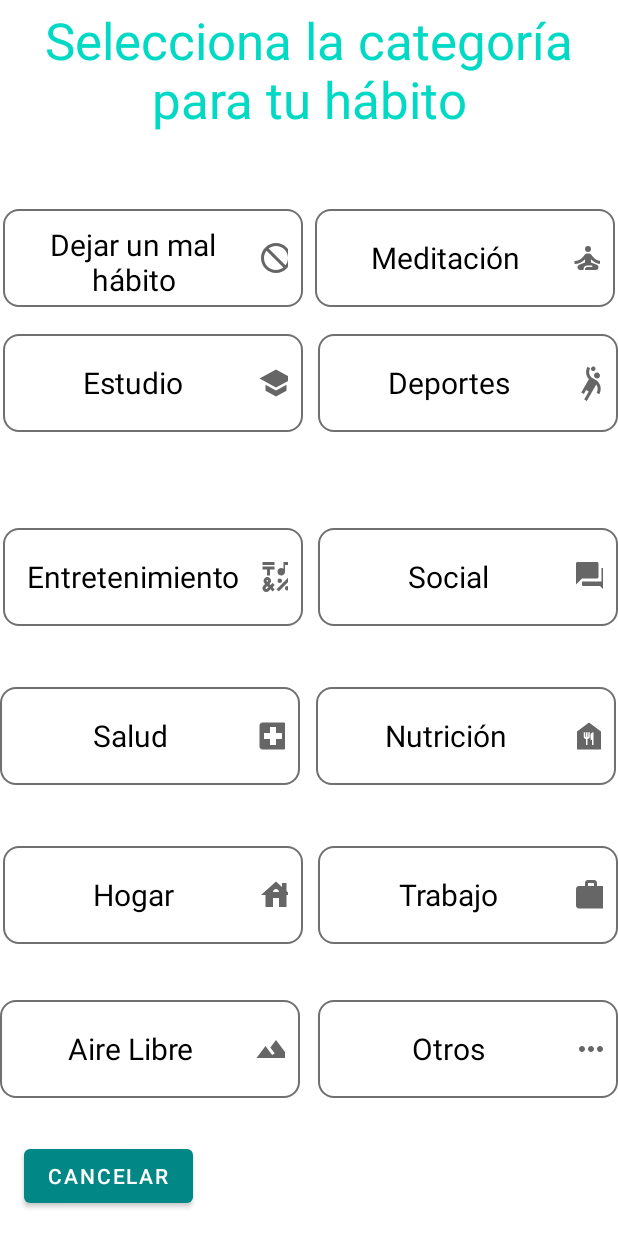
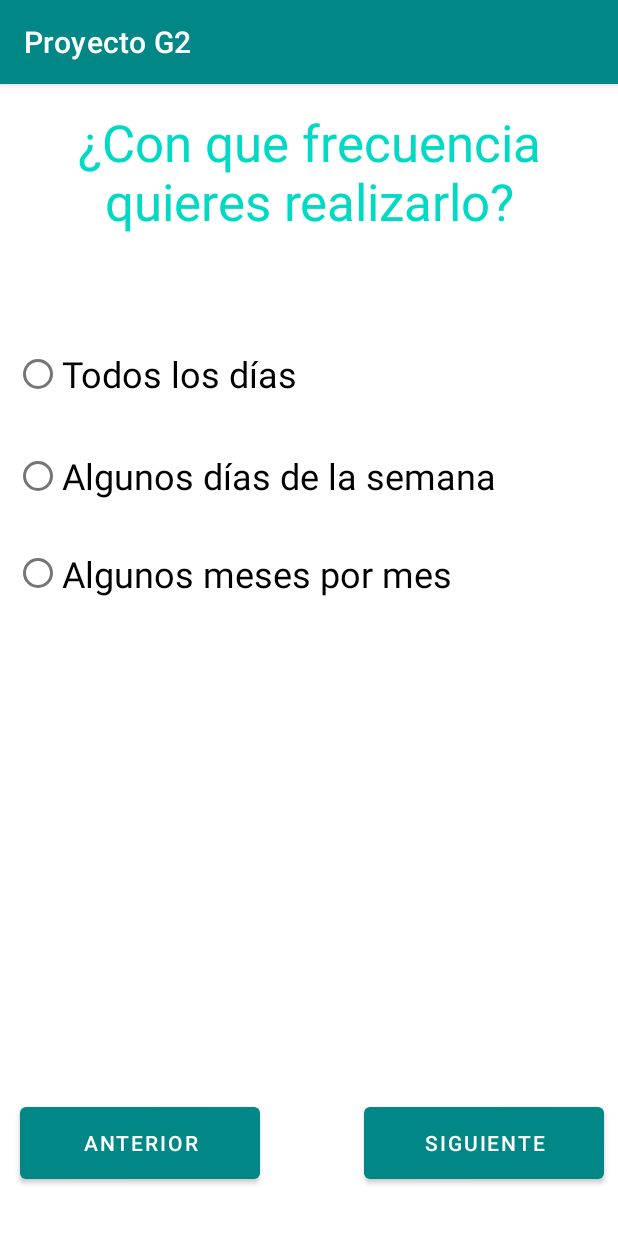
Before and after one commit to estefany-kari/HabitNow, an Android app: the screen it shows after launch (CategoriasHabitos before the commit, Frecuencia after it), after a tap on "INGRESAR", on a phone screen of 412 x 824 dp. Run offline under Robolectric (Android 15) with nearby library versions, the phone set to English and light mode, and no system bars.

Commit message:
con que frecuencia - cuando queires hacerlo

```diff
--- a/ProyectoG2/app/src/main/AndroidManifest.xml
+++ b/ProyectoG2/app/src/main/AndroidManifest.xml
@@ -9,7 +9,9 @@
         android:roundIcon="@mipmap/ic_launcher_round"
         android:supportsRtl="true"
         android:theme="@style/Theme.ProyectoG2">
-        <activity android:name=".DefinirHabito"></activity>
+        <activity android:name=".CuandoQuieresHacerlo"></activity>
+        <activity android:name=".Frecuencia" />
+        <activity android:name=".DefinirHabito" />
         <activity android:name=".CategoriasHabitos" />
         <activity android:name=".Inicio" />
         <activity android:name=".registrarUsuario" />
--- a/ProyectoG2/app/src/main/java/com/example/proyectog2/MainActivity.kt
+++ b/ProyectoG2/app/src/main/java/com/example/proyectog2/MainActivity.kt
@@ -18,7 +18,7 @@ class MainActivity : AppCompatActivity() {
         textViewRegistrarse.setOnClickListener { abrirActividad(registrarUsuario::class.java) }
 
         val btn = findViewById<Button>(R.id.btn_iniciar)
-        btn.setOnClickListener { abrirActividad(CategoriasHabitos::class.java) }
+        btn.setOnClickListener { abrirActividad(Frecuencia::class.java) }
     }
 
     fun abrirActividad(clase: Class<*>){
--- a/ProyectoG2/app/src/main/res/layout/activity_definir_habito.xml
+++ b/ProyectoG2/app/src/main/res/layout/activity_definir_habito.xml
@@ -57,7 +57,8 @@
         android:id="@+id/button2"
         android:layout_width="160dp"
         android:layout_height="60dp"
-        android:layout_marginBottom="52dp"
+        android:layout_marginStart="4dp"
+        android:layout_marginBottom="32dp"
         android:text="Anterior"
         app:layout_constraintBottom_toBottomOf="parent"
         app:layout_constraintStart_toStartOf="@+id/editText3" />
@@ -66,7 +67,7 @@
         android:id="@+id/button3"
         android:layout_width="160dp"
         android:layout_height="60dp"
-        android:layout_marginBottom="52dp"
+        android:layout_marginBottom="32dp"
         android:text="Siguiente"
         app:layout_constraintBottom_toBottomOf="parent"
         app:layout_constraintEnd_toEndOf="@+id/editText3"
--- a/ProyectoG2/app/src/main/res/layout/activity_frecuencia.xml
+++ b/ProyectoG2/app/src/main/res/layout/activity_frecuencia.xml
@@ -5,5 +5,75 @@
     android:layout_width="match_parent"
     android:layout_height="match_parent"
     tools:context=".Frecuencia">
+    <TextView
+        android:id="@+id/textView4"
+        android:layout_width="wrap_content"
+        android:layout_height="wrap_content"
+        android:layout_marginTop="16dp"
+        android:gravity="center"
+        android:text="¿Con que frecuencia quieres realizarlo?"
+        android:textColor="#00D9C4"
+        android:textSize="34sp"
+        app:layout_constraintEnd_toEndOf="parent"
+        app:layout_constraintStart_toStartOf="parent"
+        app:layout_constraintTop_toTopOf="parent" />
+
+    <RadioGroup
+        android:id="@+id/radioGroup1"
+        android:layout_width="393dp"
+        android:layout_height="178dp"
+        app:layout_constraintBottom_toBottomOf="parent"
+        app:layout_constraintEnd_toEndOf="parent"
+        app:layout_constraintStart_toStartOf="parent"
+        app:layout_constraintTop_toBottomOf="@+id/textView4"
+        app:layout_constraintVertical_bias="0.141">
+
+        <RadioButton
+            android:id="@+id/radioButton1"
+            android:layout_width="match_parent"
+            android:layout_height="wrap_content"
+            android:text="Todos los días"
+            android:textSize="24sp"
+            tools:layout_editor_absoluteX="-3dp"
+            tools:layout_editor_absoluteY="145dp" />
+
+        <RadioButton
+            android:id="@+id/radioButton2"
+            android:layout_width="match_parent"
+            android:layout_height="wrap_content"
+            android:layout_marginTop="20dp"
+            android:text="Algunos días de la semana"
+            android:textSize="24sp" />
+
+        <RadioButton
+            android:id="@+id/radioButton3"
+            android:layout_width="match_parent"
+            android:layout_height="wrap_content"
+            android:layout_marginTop="20dp"
+            android:text="Algunos meses por mes"
+            android:textSize="24sp" />
+    </RadioGroup>
+
+    <Button
+        android:id="@+id/button2"
+        android:layout_width="160dp"
+        android:layout_height="60dp"
+        android:layout_marginStart="4dp"
+        android:layout_marginBottom="32dp"
+        android:text="Anterior"
+        app:layout_constraintBottom_toBottomOf="parent"
+        app:layout_constraintStart_toStartOf="@+id/radioGroup1" />
+
+    <Button
+        android:id="@+id/button3"
+        android:layout_width="160dp"
+        android:layout_height="60dp"
+        android:layout_marginStart="64dp"
+        android:layout_marginBottom="32dp"
+        android:text="Siguiente"
+        app:layout_constraintBottom_toBottomOf="parent"
+        app:layout_constraintEnd_toEndOf="@+id/radioGroup1"
+        app:layout_constraintHorizontal_bias="1.0"
+        app:layout_constraintStart_toEndOf="@+id/button2" />
 
 </androidx.constraintlayout.widget.ConstraintLayout>
```
